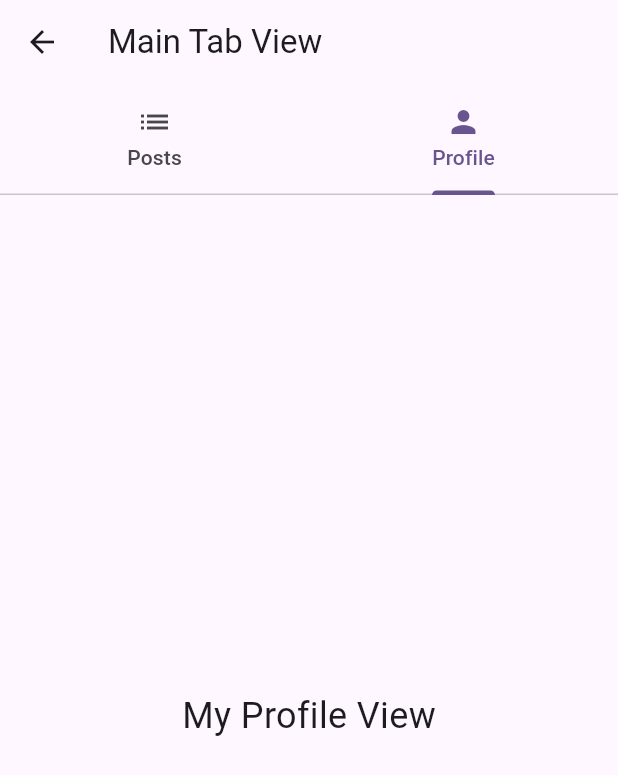
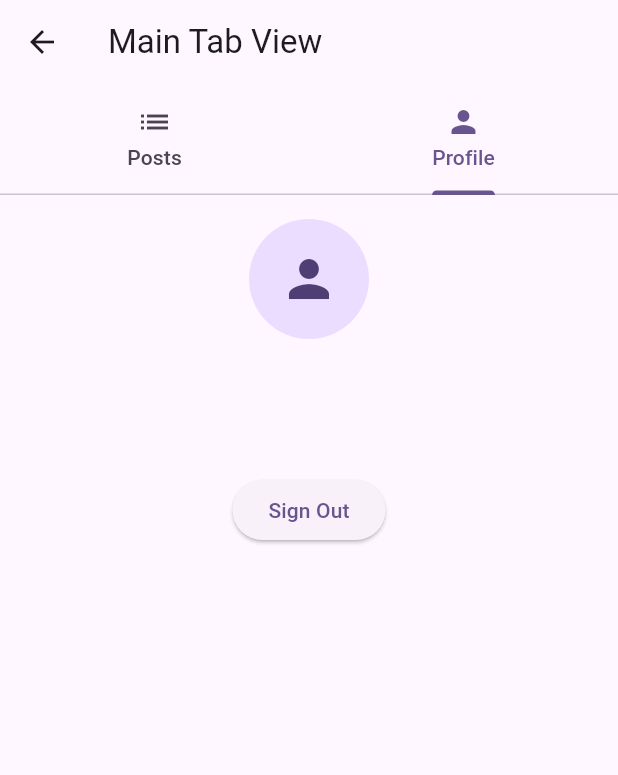
Before and after one commit to circuitbreak98/basketball-lab-flutter, a Flutter app: the MainTabView screen opened directly, tab 2 chosen, on a phone screen of 412 x 824 dp. Shown: the top 775 px of the screen. Run offline on Flutter 3.47's test engine with Material 3 defaults, Android fonts, the light colour scheme and no system bars; our stand-ins replace cloud_firestore, firebase_auth, firebase_core; missing offline and left inert: firebase_ui_auth, firebase_ui_oauth_google; accounts and stored records are empty; statements that could not run were skipped.

Commit message:
add profile view

```diff
--- a/lib/app.dart
+++ b/lib/app.dart
@@ -1,8 +1,4 @@
-import 'package:basketball_lab_flutter/loginTest.dart';
-import 'package:basketball_lab_flutter/postTestView.dart';
-import 'package:basketball_lab_flutter/postView.dart';
 import 'package:flutter/material.dart';
-import 'package:basketball_lab_flutter/storeTest.dart';
 import 'auth_gate.dart';
 
 class MyApp extends StatelessWidget {
--- a/lib/auth_gate.dart
+++ b/lib/auth_gate.dart
@@ -1,5 +1,5 @@
-import 'package:basketball_lab_flutter/main_tab_view.dart';
-import 'package:basketball_lab_flutter/postTestView.dart';
+import 'package:basketball_lab_flutter/maintabView.dart';
+import 'package:basketball_lab_flutter/postListView.dart';
 import 'package:basketball_lab_flutter/postView.dart';
 import 'package:firebase_auth/firebase_auth.dart' hide EmailAuthProvider;
 import 'package:firebase_ui_auth/firebase_ui_auth.dart';
@@ -15,7 +15,7 @@ class AuthGate extends StatelessWidget {
   Widget build(BuildContext context) {
     return StreamBuilder<User?>(
       stream: FirebaseAuth.instance.authStateChanges(),
-      builder: (context, snapshot) {
+      builder: (context, snapshot) {3
         return snapshot.hasData
             ? const MainTabView()
             : SignInScreen(
--- a/lib/main_tab_view.dart
+++ b/lib/maintabView.dart
@@ -1,5 +1,5 @@
-import 'package:basketball_lab_flutter/my_profile_view.dart';
-import 'package:basketball_lab_flutter/postTestView.dart';
+import 'package:basketball_lab_flutter/profileView.dart';
+import 'package:basketball_lab_flutter/postListView.dart';
 import 'package:flutter/material.dart';
 
 class MainTabView extends StatelessWidget {
@@ -24,7 +24,7 @@ class MainTabView extends StatelessWidget {
             // 1) The existing PostListView
             PostListView(),
             // 2) The placeholder MyProfileView
-            MyProfileView(),
+            ProfileView(),
           ],
         ),
       ),
--- a/lib/my_profile_view.dart
+++ /dev/null
@@ -1,16 +0,0 @@
-import 'package:flutter/material.dart';
-
-class MyProfileView extends StatelessWidget {
-  const MyProfileView({Key? key}) : super(key: key);
-
-  @override
-  Widget build(BuildContext context) {
-    // Just a placeholder for demonstration
-    return Center(
-      child: Text(
-        'My Profile View',
-        style: TextStyle(fontSize: 24),
-      ),
-    );
-  }
-}
--- /dev/null
+++ b/lib/profileModel.dart
@@ -0,0 +1,22 @@
+class ProfileModel {
+  final String uid;
+  final String displayName;
+  final String email;
+  final String photoUrl;
+
+  ProfileModel({
+    required this.uid,
+    required this.displayName,
+    required this.email,
+    required this.photoUrl,
+  });
+
+  factory ProfileModel.fromMap(Map<String, dynamic> data, String documentId) {
+    return ProfileModel(
+      uid: documentId,
+      displayName: data['displayName'] ?? '',
+      email: data['email'] ?? '',
+      photoUrl: data['photoUrl'] ?? '',
+    );
+  }
+}
--- /dev/null
+++ b/lib/profileView.dart
@@ -0,0 +1,89 @@
+import 'package:flutter/material.dart';
+/// profileView.dart
+import 'package:flutter/material.dart';
+import 'package:firebase_auth/firebase_auth.dart';
+import 'package:basketball_lab_flutter/profileRepository.dart';
+import 'package:basketball_lab_flutter/profileModel.dart';
+
+class ProfileView extends StatefulWidget {
+  const ProfileView({Key? key}) : super(key: key);
+
+  @override
+  State<ProfileView> createState() => _ProfileViewState();
+}
+
+class _ProfileViewState extends State<ProfileView> {
+  final ProfileRepository _repository = ProfileRepository();
+  ProfileModel? _profile;
+  bool _isLoading = true;
+
+  @override
+  void initState() {
+    super.initState();
+    _loadUserProfile();
+  }
+
+  Future<void> _loadUserProfile() async {
+    final user = FirebaseAuth.instance.currentUser;
+    if (user != null) {
+      final profile = await _repository.getUserProfile(user.uid);
+      setState(() {
+        _profile = profile;
+        _isLoading = false;
+      });
+    } else {
+      // No user is signed in
+      setState(() {
+        _isLoading = false;
+      });
+    }
+  }
+
+  @override
+  Widget build(BuildContext context) {
+    if (_isLoading) {
+      return const Center(child: CircularProgressIndicator());
+    }
+
+    if (_profile == null) {
+      return const Center(child: Text('No profile data found.'));
+    }
+
+    return SingleChildScrollView(
+      padding: const EdgeInsets.all(16.0),
+      child: Column(
+        children: [
+          // Profile photo
+          CircleAvatar(
+            radius: 40,
+            backgroundImage: _profile!.photoUrl.isNotEmpty
+                ? NetworkImage(_profile!.photoUrl)
+                : null,
+            child: _profile!.photoUrl.isEmpty
+                ? const Icon(Icons.person, size: 40)
+                : null,
+          ),
+          const SizedBox(height: 16),
+          // Display Name
+          Text(
+            _profile!.displayName,
+            style: const TextStyle(fontSize: 20, fontWeight: FontWeight.bold),
+          ),
+          const SizedBox(height: 8),
+          // Email
+          Text(_profile!.email),
+          const SizedBox(height: 16),
+
+          // Add more fields or user actions as you see fit
+          ElevatedButton(
+            onPressed: () async {
+              // If you allow the user to update or sign out
+              await FirebaseAuth.instance.signOut();
+            },
+            child: const Text('Sign Out'),
+          ),
+        ],
+      ),
+    );
+  }
+}
```
Also changed, not shown: lib/postListView.dart (renamed from lib/postTestView.dart, +7 -3 lines), lib/profileRepository.dart (added, +38 -0 lines).
